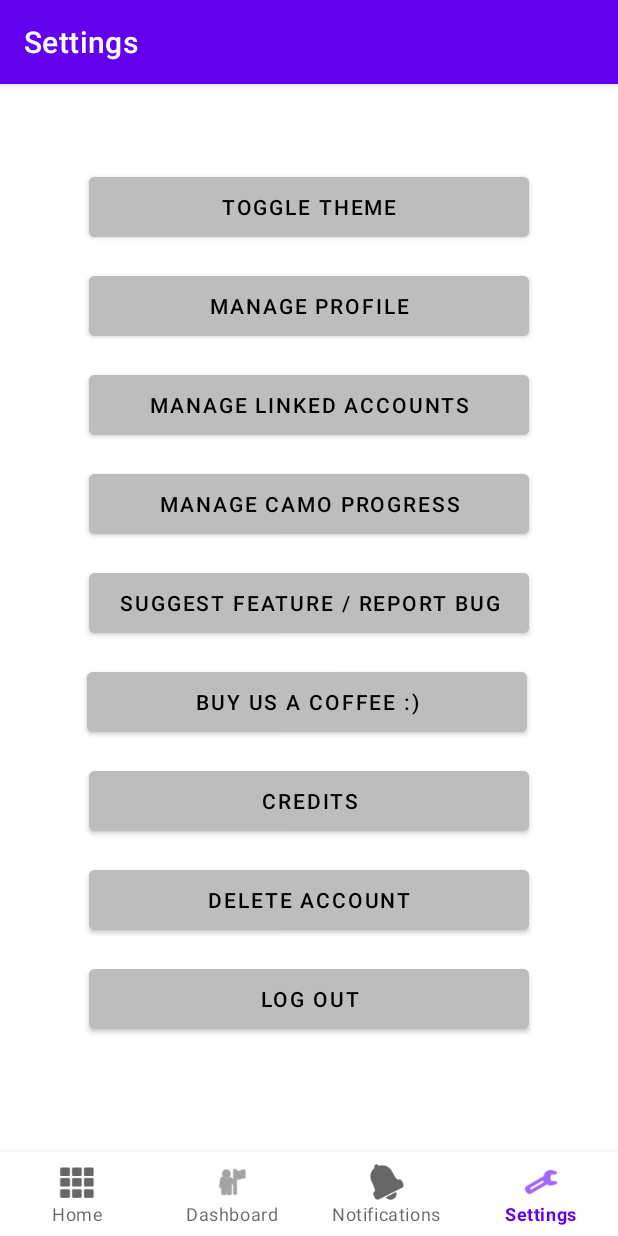
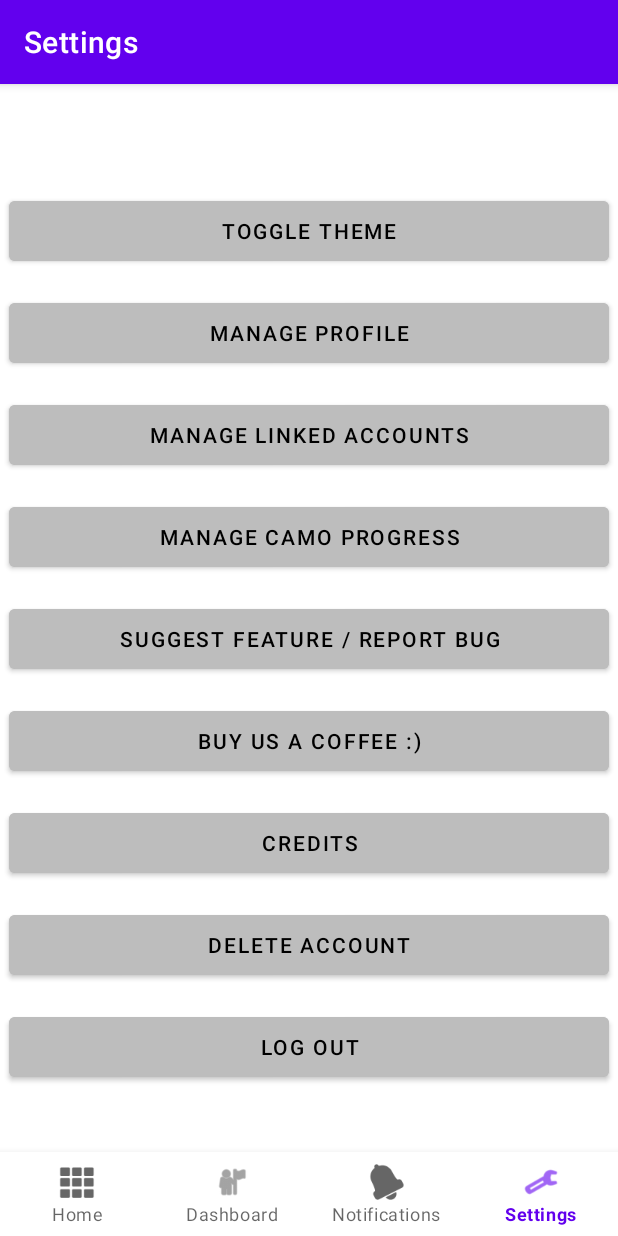
Before and after one commit to Team2FS/GameVault, an Android app: the SettingsFragment screen opened through its navigation route, on a phone screen of 412 x 824 dp. Run offline under Robolectric (Android 15) with nearby library versions, the phone set to English and light mode, and no system bars; our stand-ins replace Firebase (no records; nobody signed in at launch, a user with empty details on screens opened directly), navigation-ui.

Commit message:
Cleaning up env and encorp changes from latest pushes

```diff
--- a/app/src/main/AndroidManifest.xml
+++ b/app/src/main/AndroidManifest.xml
@@ -24,7 +24,7 @@
         <activity
                 android:name=".ui.login.loginActivity"
                 android:exported="false"
-                android:label="@string/title_activity_login"/>
+                android:label=" "/>
         <activity
                 android:name=".ui.settings.credits.Credits"
                 android:exported="false"/>
--- a/app/src/main/res/layout/activity_login.xml
+++ b/app/src/main/res/layout/activity_login.xml
@@ -6,6 +6,7 @@
         android:id="@+id/main"
         android:layout_width="match_parent"
         android:layout_height="match_parent"
+        android:background="@color/black"
         tools:context=".ui.login.loginActivity">
     <ImageView
             android:layout_width="436dp"
--- a/app/src/main/res/layout/fragment_settings.xml
+++ b/app/src/main/res/layout/fragment_settings.xml
@@ -1,90 +1,124 @@
 <?xml version="1.0" encoding="utf-8"?>
-<androidx.constraintlayout.widget.ConstraintLayout
+<ScrollView
         xmlns:android="http://schemas.android.com/apk/res/android"
-        xmlns:app="http://schemas.android.com/apk/res-auto" xmlns:tools="http://schemas.android.com/tools"
+        xmlns:app="http://schemas.android.com/apk/res-auto"
+        xmlns:tools="http://schemas.android.com/tools"
         android:layout_width="match_parent"
         android:layout_height="match_parent"
-        tools:context=".ui.settings.SettingsFragment" android:id="@+id/frameLayout">
+        tools:context=".ui.settings.SettingsFragment">
+
+    <androidx.constraintlayout.widget.ConstraintLayout
+            android:layout_width="match_parent"
+            android:layout_height="wrap_content"
+            android:id="@+id/frameLayout">
+
         <Button
+                android:id="@+id/ToggleTheme"
+                android:layout_width="400dp"
+                android:layout_height="52dp"
                 android:text="Toggle Theme"
-            android:layout_width="293dp"
-            android:layout_height="52dp" android:id="@+id/ToggleTheme"
                 app:layout_constraintTop_toTopOf="parent"
-            app:layout_constraintBottom_toBottomOf="parent" app:layout_constraintStart_toStartOf="parent"
+                app:layout_constraintStart_toStartOf="parent"
                 app:layout_constraintEnd_toEndOf="parent"
-            app:layout_constraintVertical_bias="0.0" app:layout_constraintHorizontal_bias="0.5"
-            android:backgroundTint="#BDBDBD" android:textColor="@color/black"/>
+                android:backgroundTint="#BDBDBD"
+                android:textColor="@color/black"
+                android:layout_marginTop="16dp" />
+
         <Button
+                android:id="@+id/ManageProfile"
+                android:layout_width="400dp"
+                android:layout_height="52dp"
                 android:text="Manage Profile"
-            android:layout_width="293dp"
-            android:layout_height="52dp" android:id="@+id/ManageProfile"
-            app:layout_constraintTop_toTopOf="parent"
-            app:layout_constraintBottom_toBottomOf="parent" app:layout_constraintStart_toStartOf="parent"
+                app:layout_constraintTop_toBottomOf="@+id/ToggleTheme"
+                app:layout_constraintStart_toStartOf="parent"
                 app:layout_constraintEnd_toEndOf="parent"
-            app:layout_constraintVertical_bias="0.1"
-            android:backgroundTint="#BDBDBD" android:textColor="@color/black"/>
+                android:backgroundTint="#BDBDBD"
+                android:textColor="@color/black"
+                android:layout_marginTop="16dp" />
+
         <Button
+                android:id="@+id/ManageLinkedAccounts"
+                android:layout_width="400dp"
+                android:layout_height="52dp"
                 android:text="Manage Linked Accounts"
-            android:layout_width="293dp"
-            android:layout_height="52dp" android:id="@+id/ManageLinkedAccounts"
-            app:layout_constraintTop_toTopOf="parent"
-            app:layout_constraintBottom_toBottomOf="parent" app:layout_constraintStart_toStartOf="parent"
+                app:layout_constraintTop_toBottomOf="@+id/ManageProfile"
+                app:layout_constraintStart_toStartOf="parent"
                 app:layout_constraintEnd_toEndOf="parent"
-            app:layout_constraintVertical_bias="0.2"
-            android:backgroundTint="#BDBDBD" android:textColor="@color/black"/>
+                android:backgroundTint="#BDBDBD"
+                android:textColor="@color/black"
+                android:layout_marginTop="16dp" />
+
         <Button
+                android:id="@+id/ManageCamoProgress"
+                android:layout_width="400dp"
+                android:layout_height="52dp"
                 android:text="Manage Camo Progress"
-            android:layout_width="293dp"
-            android:layout_height="52dp" android:id="@+id/ManageCamoProgress"
-            app:layout_constraintTop_toTopOf="parent"
-            app:layout_constraintBottom_toBottomOf="parent" app:layout_constraintStart_toStartOf="parent"
+                app:layout_constraintTop_toBottomOf="@+id/ManageLinkedAccounts"
+                app:layout_constraintStart_toStartOf="parent"
                 app:layout_constraintEnd_toEndOf="parent"
-            app:layout_constraintVertical_bias="0.3"
-            android:backgroundTint="#BDBDBD" android:textColor="@color/black"/>
+                android:backgroundTint="#BDBDBD"
+                android:textColor="@color/black"
+                android:layout_marginTop="16dp" />
+
         <Button
+                android:id="@+id/SuggestFeature"
+                android:layout_width="400dp"
+                android:layout_height="52dp"
                 android:text="Suggest Feature / Report Bug"
-            android:layout_width="293dp"
-            android:layout_height="52dp" android:id="@+id/SuggestFeature"
-            app:layout_constraintTop_toTopOf="parent"
-            app:layout_constraintBottom_toBottomOf="parent" app:layout_constraintStart_toStartOf="parent"
+                app:layout_constraintTop_toBottomOf="@+id/ManageCamoProgress"
+                app:layout_constraintStart_toStartOf="parent"
                 app:layout_constraintEnd_toEndOf="parent"
-            app:layout_constraintVertical_bias="0.4"
-            android:backgroundTint="#BDBDBD" android:textColor="@color/black"/>
+                android:backgroundTint="#BDBDBD"
+                android:textColor="@color/black"
+                android:layout_marginTop="16dp" />
+
         <Button
+                android:id="@+id/Donate"
+                android:layout_width="400dp"
+                android:layout_height="52dp"
                 android:text="Buy Us A Coffee :)"
-            android:layout_width="293dp"
-            android:layout_height="52dp" android:id="@+id/Donate"
-            app:layout_constraintTop_toTopOf="parent"
-            app:layout_constraintBottom_toBottomOf="parent" app:layout_constraintStart_toStartOf="parent"
-            app:layout_constraintEnd_toEndOf="parent" app:layout_constraintHorizontal_bias="0.491"
-            app:layout_constraintVertical_bias="0.5"
-            android:backgroundTint="#BDBDBD" android:textColor="@color/black"/>
+                app:layout_constraintTop_toBottomOf="@+id/SuggestFeature"
+                app:layout_constraintStart_toStartOf="parent"
+                app:layout_constraintEnd_toEndOf="parent"
+                android:backgroundTint="#BDBDBD"
+                android:textColor="@color/black"
+                android:layout_marginTop="16dp" />
+
         <Button
+                android:id="@+id/Credits"
+                android:layout_width="400dp"
+                android:layout_height="52dp"
                 android:text="Credits"
-            android:layout_width="293dp"
-            android:layout_height="52dp" android:id="@+id/Credits"
-            app:layout_constraintTop_toTopOf="parent"
-            app:layout_constraintBottom_toBottomOf="parent" app:layout_constraintStart_toStartOf="parent"
+                app:layout_constraintTop_toBottomOf="@+id/Donate"
+                app:layout_constraintStart_toStartOf="parent"
                 app:layout_constraintEnd_toEndOf="parent"
-            app:layout_constraintVertical_bias="0.6"
-            android:backgroundTint="#BDBDBD" android:textColor="@color/black"/>
+                android:backgroundTint="#BDBDBD"
+                android:textColor="@color/black"
+                android:layout_marginTop="16dp" />
+
         <Button
+                android:id="@+id/DeleteAccount"
+                android:layout_width="400dp"
+                android:layout_height="52dp"
                 android:text="Delete Account"
-            android:layout_width="293dp"
-            android:layout_height="52dp" android:id="@+id/DeleteAccount"
-            app:layout_constraintTop_toTopOf="parent"
-            app:layout_constraintBottom_toBottomOf="parent" app:layout_constraintStart_toStartOf="parent"
+                app:layout_constraintTop_toBottomOf="@+id/Credits"
+                app:layout_constraintStart_toStartOf="parent"
                 app:layout_constraintEnd_toEndOf="parent"
-            app:layout_constraintVertical_bias="0.7"
-            android:backgroundTint="#BDBDBD" android:textColor="@color/black"/>
+                android:backgroundTint="#BDBDBD"
+                android:textColor="@color/black"
+                android:layout_marginTop="16dp" />
+
         <Button
+                android:id="@+id/LogOut"
+                android:layout_width="400dp"
+                android:layout_height="52dp"
                 android:text="Log Out"
-            android:layout_width="293dp"
-            android:layout_height="52dp" android:id="@+id/LogOut"
-            app:layout_constraintTop_toTopOf="parent"
-            app:layout_constraintBottom_toBottomOf="parent" app:layout_constraintStart_toStartOf="parent"
+                app:layout_constraintTop_toBottomOf="@+id/DeleteAccount"
+                app:layout_constraintStart_toStartOf="parent"
                 app:layout_constraintEnd_toEndOf="parent"
-            app:layout_constraintVertical_bias="0.8"
-            android:backgroundTint="#BDBDBD" android:textColor="@color/black"/>
+                android:backgroundTint="#BDBDBD"
+                android:textColor="@color/black"
+                android:layout_marginTop="16dp" />
 
     </androidx.constraintlayout.widget.ConstraintLayout>
+</ScrollView>
```
Lines whose indentation alone changed are shown as unchanged.
